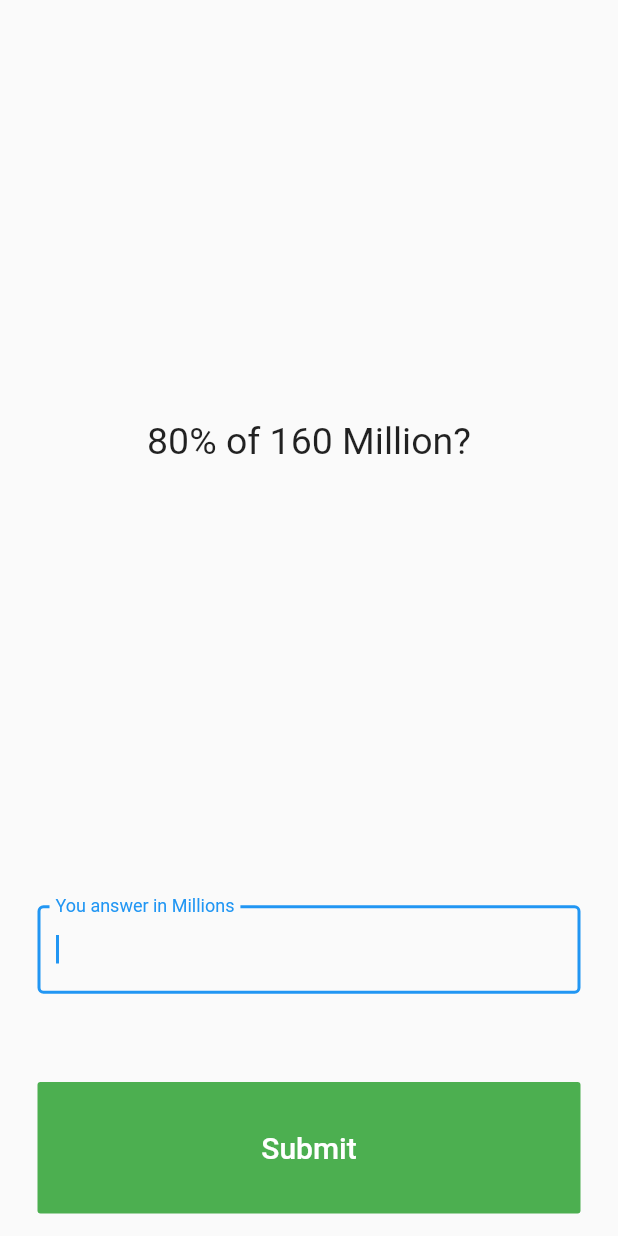
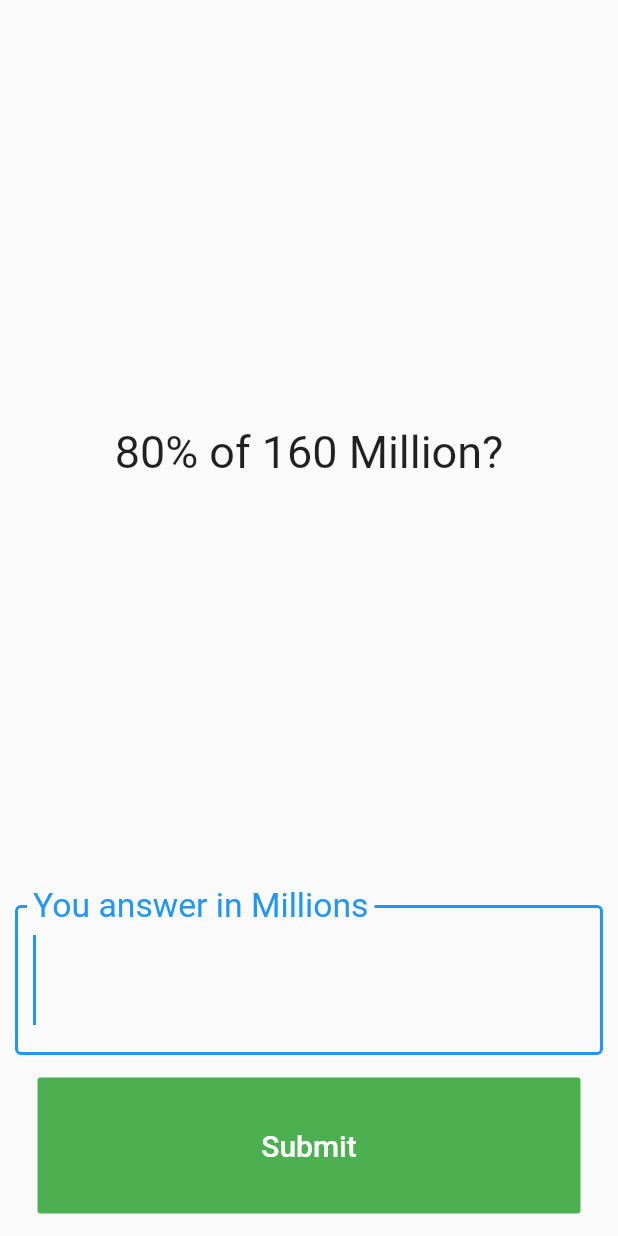
Before and after one commit to cijal/estimation_practice_2, a Flutter app: the screen it shows after launch, on a phone screen of 412 x 824 dp. Run offline on Flutter 3.47's test engine with Material 2 defaults, Android fonts, the light colour scheme and no system bars.

Commit message:
MVP App2

```diff
--- a/lib/main.dart
+++ b/lib/main.dart
@@ -71,29 +71,34 @@
       children: <Widget>[
         Expanded(
           flex: 5,
+
           child: Padding(
-            padding: EdgeInsets.all(10.0),
+            padding: EdgeInsets.all(5.0),
             child: Center(
               child: Text(
+
                 getQuestion(),
                 textAlign: TextAlign.center,
                 style: TextStyle(
-                  fontSize: 25.0,
+                  fontSize: 30.0,
                   // color: Colors.white,
                 ),
               ),
             ),
           ),
         ),
-        Expanded(
-          child: Padding(
-            padding: EdgeInsets.all(15.0),
-            child: Container(
-              //color: Colors.grey,
+        Container(
+          width: 100.0,
           child: TextField(
+            style: TextStyle(
+                fontSize: 30.0,
+                height: 2.0,
+                color: Colors.black
+            ),
             focusNode: focusNode,
             controller: myController,
             decoration: new InputDecoration(
+
                 border: const OutlineInputBorder(),
                 labelText: "You answer in Millions",
                 fillColor: Colors.white),
@@ -107,8 +112,6 @@
               WhitelistingTextInputFormatter.digitsOnly
             ],
             // Only numbers can be entered
-              ),
-            ),
           ),
         ),
         Expanded(
```
Also changed, not shown: 3 other files. Lines whose indentation alone changed are shown as unchanged.
